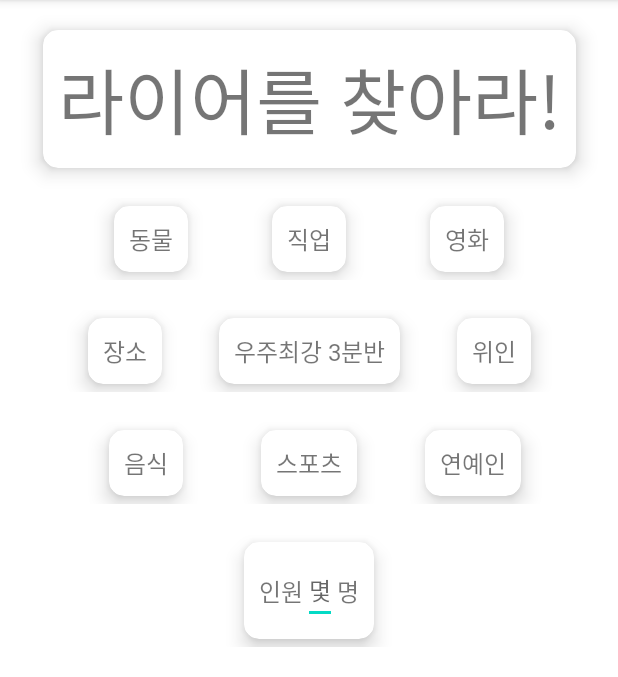
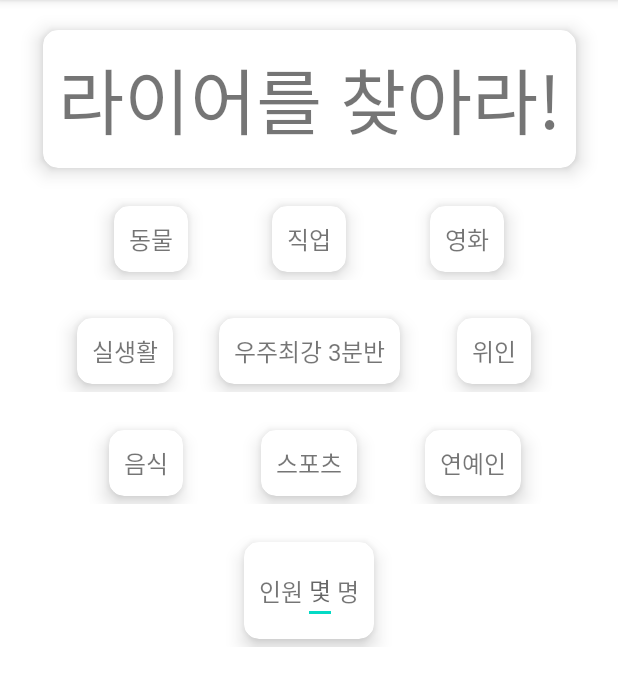
Before and after one commit to kadiace/2020W_CS496_Project1, an Android app: the GameActivity2 screen opened directly, with no data from a screen before it, on a phone screen of 412 x 824 dp, the part 84-761 px from its top. Run offline under Robolectric (Android 15) with nearby library versions, the phone set to English and light mode, and no system bars.

Commit message:
game2 click improve

```diff
--- a/app/src/main/java/com/example/project1/GameActivity2.kt
+++ b/app/src/main/java/com/example/project1/GameActivity2.kt
@@ -4,8 +4,35 @@ import androidx.appcompat.app.AppCompatActivity
 import android.os.Bundle
 
 class GameActivity2 : AppCompatActivity() {
+
+    lateinit var animalList : ArrayList<String>
+    lateinit var jobList : ArrayList<String>
+    lateinit var movieList : ArrayList<String>
+    lateinit var realuseList : ArrayList<String>
+    lateinit var worldBestList : ArrayList<String>
+    lateinit var greatList : ArrayList<String>
+    lateinit var foodList : ArrayList<String>
+    lateinit var sportsList : ArrayList<String>
+    lateinit var celebList : ArrayList<String>
+
     override fun onCreate(savedInstanceState: Bundle?) {
         super.onCreate(savedInstanceState)
         setContentView(R.layout.activity_game2)
+
+        // Set answer list
+        animalList = arrayListOf("사자", "호랑이", "판다", "나무늘보", "코뿔소", "고슴도치", "곰", "하마")
+        jobList = arrayListOf("개발자", "소방관", "바리스타", "PD")
+        movieList = arrayListOf("라라랜드", "인셉션", "어벤져스", "놈놈놈")
+        realuseList = arrayListOf("와이파이", "단톡방", "핸드폰", "텀블러")
+        worldBestList = arrayListOf("신정윤", "김현아", "이정인", "한다진", "함창수")
+        greatList = arrayListOf("이순신", "세종대왕", "장영실")
+        foodList = arrayListOf("짜장면", "초밥", "순댓국", "냉면")
+        sportsList = arrayListOf("탁구", "클라이밍", "야구", "스키점프")
+        celebList = arrayListOf("용이형")
+
+
+
+
+
     }
 }
--- a/app/src/main/res/layout/activity_game2.xml
+++ b/app/src/main/res/layout/activity_game2.xml
@@ -133,7 +133,7 @@
                 android:layout_width="wrap_content"
                 android:layout_height="wrap_content"
                 android:textSize="16sp"
-                android:text="장소"
+                android:text="실생활"
                 android:fontFamily="@font/dreamhouseb"/>
 
         </androidx.cardview.widget.CardView>
--- a/app/src/main/res/layout/fragment_3.xml
+++ b/app/src/main/res/layout/fragment_3.xml
@@ -133,7 +133,7 @@
                 android:layout_width="wrap_content"
                 android:layout_height="wrap_content"
                 android:textSize="16sp"
-                android:text="레코드판"
+                android:text="룰렛"
                 android:fontFamily="@font/dreamhouseb"/>
 
         </androidx.cardview.widget.CardView>
```
